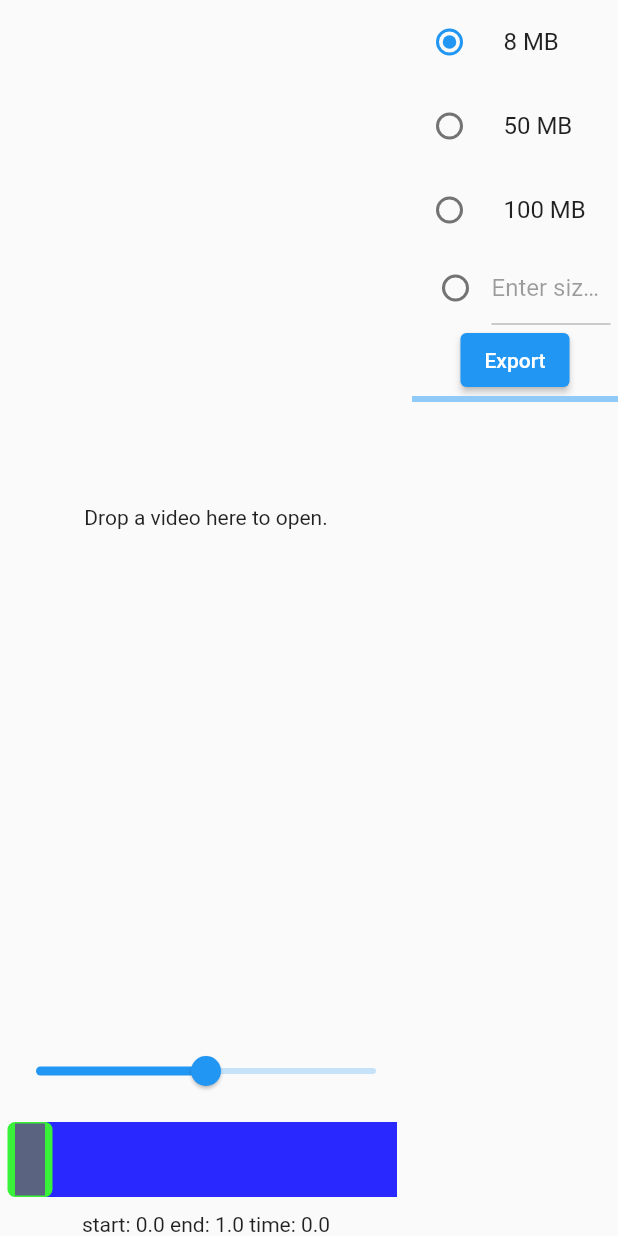
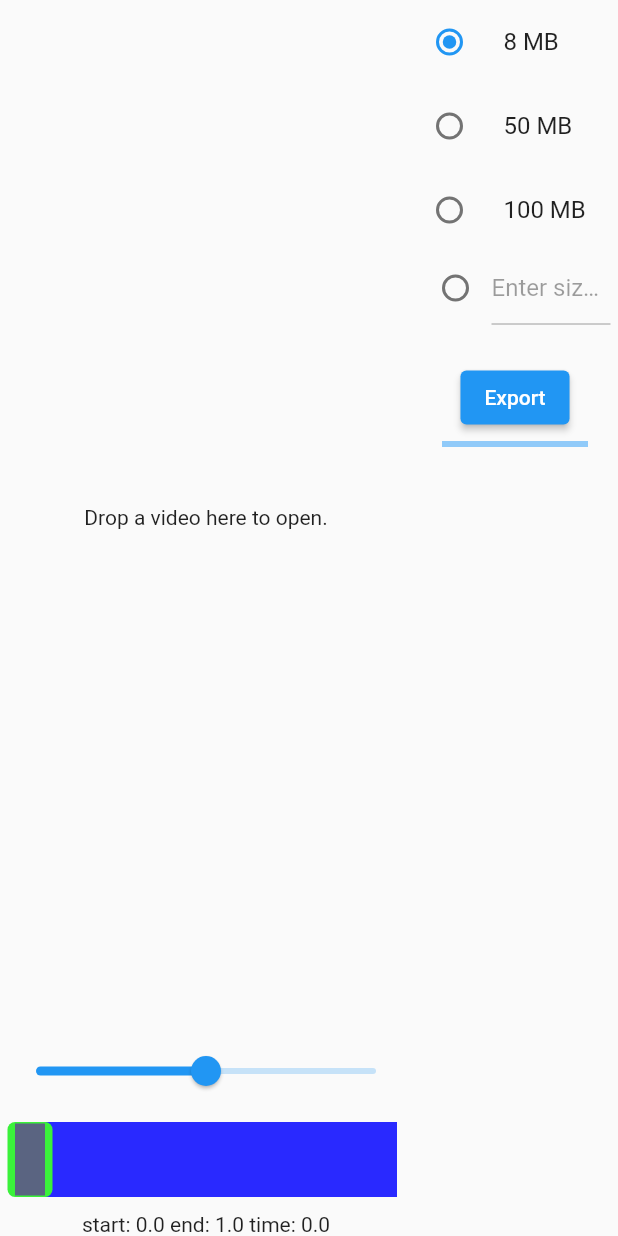
Before and after one commit to alanpq/klipr-flutter, a Flutter app: the screen it shows after launch, on a phone screen of 412 x 824 dp. Run offline on Flutter 3.47's test engine with Material 2 defaults, Android fonts, the phone set to English and light mode, and no system bars; our stand-ins replace cross_file, file_picker; missing offline and left inert: dart_vlc, desktop_drop, process_run.

Commit message:
add spacing to export button/bar

```diff
--- a/lib/export.dart
+++ b/lib/export.dart
@@ -67,11 +67,15 @@ class _ExportState extends State<Export> {
           ),
         ),
       ),
-      Consumer<FFmpeg>(
+      Padding(
+        padding: const EdgeInsets.symmetric(horizontal: 20, vertical: 20),
+        child: Consumer<FFmpeg>(
         builder: (context, ffmpeg, child) {
           return Column(
             children: [
-              ElevatedButton(
+                Padding(
+                  padding: const EdgeInsets.all(5.0),
+                  child: ElevatedButton(
                   onPressed: () async {
                     if (ffmpeg.isRunning) {
                       ffmpeg.cancel();
@@ -80,10 +84,12 @@ class _ExportState extends State<Export> {
                     }
                   },
                   child: Text(ffmpeg.isRunning ? "Cancel" : "Export")),
+                ),
               LinearProgressIndicator(value: ffmpeg.progress),
             ],
           );
         },
+        ),
       )
     ]);
   }
```
